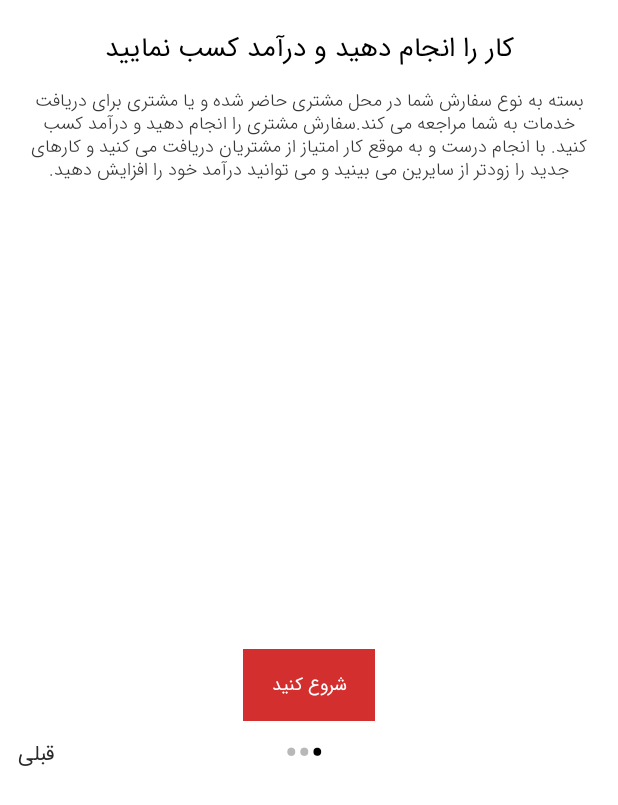
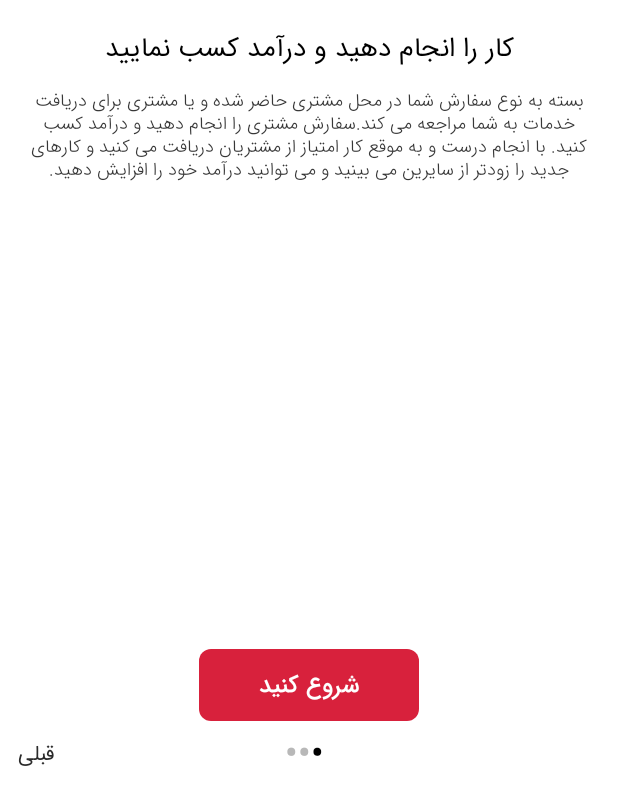
Before and after one commit to Sajjad5989/ShirazServiceMaster, an Android app: the screen it shows after launch (IntroSliderActivity), after a tap on an icon or button, on a phone screen of 412 x 824 dp, the part 431-1236 px from its top. Run offline under Robolectric (Android 15) with nearby library versions, the phone set to English and light mode, and no system bars; libraries missing offline, so code that uses them is left out: uk.co.chrisjenx; 1 statement that could not run was skipped.

Commit message:
تغییر دکمه صفحه اسلایدر

```diff
--- /dev/null
+++ b/app/src/main/res/drawable-mdpi/button_slider_rounded.xml
@@ -0,0 +1,24 @@
+<?xml version="1.0" encoding="utf-8"?>
+<selector xmlns:android = "http://schemas.android.com/apk/res/android">
+    <item android:state_pressed = "true">
+
+        <shape
+            android:shape = "rectangle">
+
+            <solid
+                android:color = "#EA2340"
+                />
+            <corners android:radius="@dimen/dimen_dp_small"/>
+        </shape >
+    </item >
+    <item >
+        <shape
+            android:shape = "rectangle">
+
+            <solid
+                android:color = "#D8213C"
+                />
+            <corners android:radius="@dimen/dimen_dp_small"/>
+        </shape >
+    </item >
+</selector >
--- a/app/src/main/res/layout/activity_intro_slider.xml
+++ b/app/src/main/res/layout/activity_intro_slider.xml
@@ -34,11 +34,14 @@
         android:layout_width="wrap_content"
         android:layout_height="wrap_content"
         android:layout_marginTop="@dimen/dimen_dp_medium"
-        android:background="@drawable/button_style_red_light"
         android:text="@string/start_app_button_text"
-        android:fontFamily="@font/iran_sans"
+        android:background = "@drawable/button_slider_rounded"
+
+        android:paddingStart = "40dp"
+        android:paddingEnd = "40dp"
+        android:fontFamily="@font/iran_sans_medium"
         android:textColor="@color/colorWhite"
-        android:textSize="@dimen/dimen_sp_small"
+        android:textSize="@dimen/dimen_sp_large"
         app:layout_constraintBottom_toTopOf="@id/layout_bottoms"
         app:layout_constraintLeft_toLeftOf="parent"
         app:layout_constraintRight_toRightOf="parent" />
```
